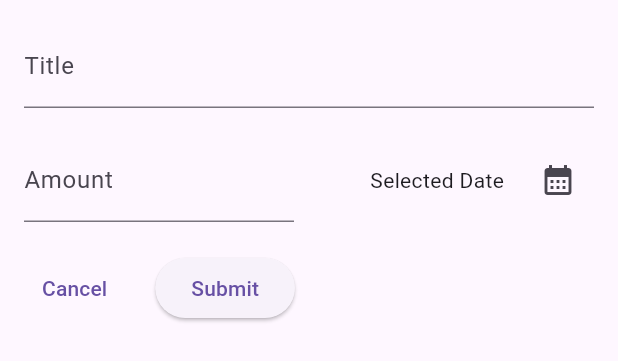
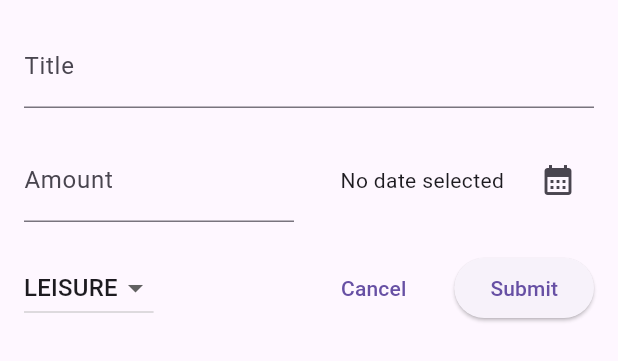
Before and after one commit to yashraj9922/expense_tracker_app, a Flutter app: the NewExpense widget shown alone on an empty page, opened directly, on a phone screen of 412 x 824 dp. Shown: the top 361 px of the screen. Run offline on Flutter 3.47's test engine with Material 2 defaults, Android fonts, the phone set to English and light mode, and no system bars.

```diff
--- a/lib/Widgets/new_expense.dart
+++ b/lib/Widgets/new_expense.dart
@@ -1,4 +1,5 @@
 import 'package:flutter/material.dart';
+import 'package:expense_tracker_app/Models/expense.dart';
 
 class NewExpense extends StatefulWidget {
   const NewExpense({super.key});
@@ -16,6 +17,8 @@ class NewExpense extends StatefulWidget {
 class _NewExpenseState extends State<NewExpense> {
   final _titleController = TextEditingController();
   final _amountController = TextEditingController();
+  DateTime? _selectedDate;
+  Category _selectedCategory = Category.leisure;
 
   @override
   void dispose() {
@@ -24,14 +27,18 @@ class _NewExpenseState extends State<NewExpense> {
     super.dispose();
   }
 
-  void _presentDatePicker() {
+  void _presentDatePicker() async {
     final now = DateTime.now();
     final firstDate = DateTime(now.year - 1, now.month, now.day);
-    showDatePicker(
+    final pickedDate = await showDatePicker(
         context: context,
         initialDate: now,
         firstDate: firstDate,
         lastDate: now);
+    // This will be executed only once pickedDate gets the value
+    setState(() {
+      _selectedDate = pickedDate;
+    });
   }
 
   @override
@@ -45,9 +52,7 @@ class _NewExpenseState extends State<NewExpense> {
             // onChanged: _saveTitleInput,
             controller: _titleController,
             // maxLength: 50, --> maximum input text length
-
             // keyboardType: TextInputType.name, --> determines which virtual keyboard should be open when user taps the Textfield
-
             // adding label and decoration
             decoration: const InputDecoration(
               label: Text("Title"),
@@ -73,7 +78,12 @@ class _NewExpenseState extends State<NewExpense> {
                   mainAxisAlignment: MainAxisAlignment.end,
                   crossAxisAlignment: CrossAxisAlignment.center,
                   children: [
-                    const Text("Selected Date"),
+                    Text(
+                      _selectedDate == null
+                          ? "No date selected"
+                          : formatter.format(
+                              _selectedDate!), // ! added to force dart to assume that it wont be null
+                    ),
                     const SizedBox(width: 12),
                     IconButton(
                       onPressed: _presentDatePicker,
@@ -87,6 +97,29 @@ class _NewExpenseState extends State<NewExpense> {
           const SizedBox(height: 20),
           Row(
             children: [
+              DropdownButton(
+                value: _selectedCategory,
+                items: Category.values
+                    .map(
+                      (category) => DropdownMenuItem(
+                        // value(same used in onChanged) will stored internally
+                        value: category,
+                        child: Text(
+                          category.name.toUpperCase(),
+                        ),
+                      ),
+                    )
+                    .toList(),
+                onChanged: (value) {
+                  if (value == null) {
+                    return;
+                  }
+                  setState(() {
+                    _selectedCategory = value;
+                  });
+                },
+              ),
+              const Spacer(),
               TextButton(
                 onPressed: () {
                   Navigator.pop(context);
```
